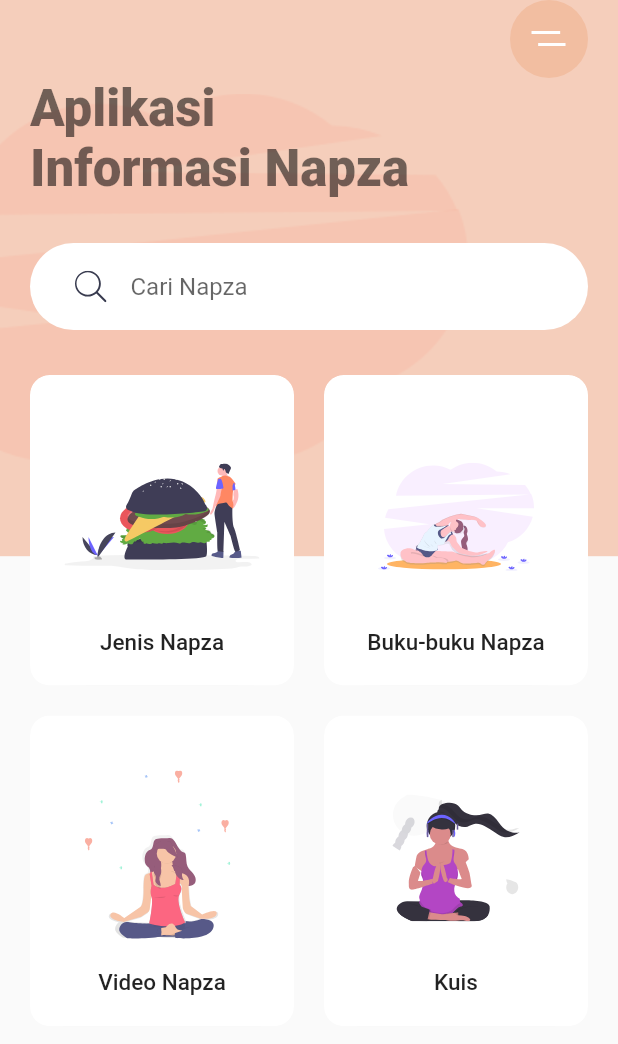
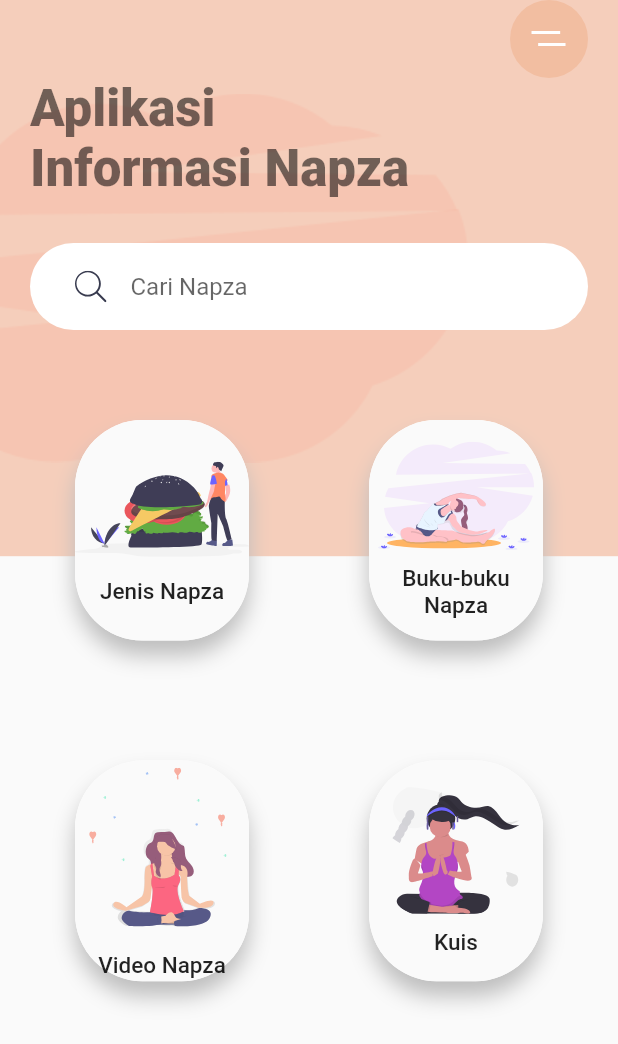
Before and after one commit to natayudarsi/info_napza, a Flutter app: the screen it shows after launch, on a phone screen of 412 x 824 dp. Shown: the top 1044 px of the screen. Run offline on Flutter 3.47's test engine with Material 2 defaults, Android fonts, the phone set to English and light mode, and no system bars; our stand-ins replace flutter_svg, native_pdf_view; missing offline and left inert: a package.

Commit message:
[CHORES] : change design card

```diff
--- a/lib/category_card.dart
+++ b/lib/category_card.dart
@@ -16,37 +16,33 @@ class CategoryCard extends StatelessWidget {
 
   @override
   Widget build(BuildContext context) {
-    return ClipRRect(
-      borderRadius: BorderRadius.circular(13),
-      child: Container(
-        // padding: EdgeInsets.all(20),
+    return Container(
+      margin: EdgeInsets.all(30),
       decoration: BoxDecoration(
         color: Colors.white,
-          borderRadius: BorderRadius.circular(13),
+        borderRadius: BorderRadius.circular(45),
         boxShadow: [
           BoxShadow(
-              offset: Offset(0, 17),
-              blurRadius: 17,
-              spreadRadius: -23,
-              color: Color(0xFFE6E6E6),
-            ),
-          ],
+            offset: Offset(0,10),
+            blurRadius: 12,
+            // spreadRadius: 12,
+            color: Colors.grey[400]
+          )
+        ]
       ),
       child: Material(
-          color: Colors.transparent,
+        borderRadius: BorderRadius.circular(45),
         child: InkWell(
           onTap: press,
-            child: Padding(
-              padding: const EdgeInsets.all(20.0),
           child: Column(
+            mainAxisAlignment: MainAxisAlignment.center,
             children: <Widget>[
-                  Spacer(),
               svgSrc != null ?
                 SvgPicture.asset(svgSrc) :
                 Image.asset(pictureSrc,
-                        height: 120,
+                  height: 50,
                   fit: BoxFit.fill,),
-                  Spacer(),
+              SizedBox(height: 10,),
               Text(
                 title,
                 textAlign: TextAlign.center,
@@ -59,8 +55,52 @@ class CategoryCard extends StatelessWidget {
           ),
         ),
       ),
-        ),
-      ),
     );
+    // return ClipRRect(
+    //   borderRadius: BorderRadius.circular(20),
+    //   child: Container(
+    //     // padding: EdgeInsets.all(20),
+    //     decoration: BoxDecoration(
+    //       color: Colors.white,
+    //       borderRadius: BorderRadius.circular(13),
+    //       boxShadow: [
+    //         BoxShadow(
+    //           offset: Offset(0, 17),
+    //           blurRadius: 17,
+    //           spreadRadius: -23,
+    //           color: Color(0xFFE6E6E6),
+    //         ),
+    //       ],
+    //     ),
+    //     child: Material(
+    //       color: Colors.transparent,
+    //       child: InkWell(
+    //         onTap: press,
+    //         child: Padding(
+    //           padding: const EdgeInsets.all(20.0),
+    //           child: Column(
+    //             children: <Widget>[
+    //               Spacer(),
+    //                 svgSrc != null ?
+    //                   SvgPicture.asset(svgSrc) :
+    //                   Image.asset(pictureSrc,
+    //                     height: 120,
+    //                     fit: BoxFit.fill,),
+    //               Spacer(),
+    //               Text(
+    //                 title,
+    //                 textAlign: TextAlign.center,
+    //                 style: Theme.of(context)
+    //                     .textTheme
+    //                     .title
+    //                     .copyWith(fontSize: 15),
+    //               )
+    //             ],
+    //           ),
+    //         ),
+    //       ),
+    //     ),
+    //   ),
+    // );
   }
 }
```
Lines whose indentation alone changed are shown as unchanged.
